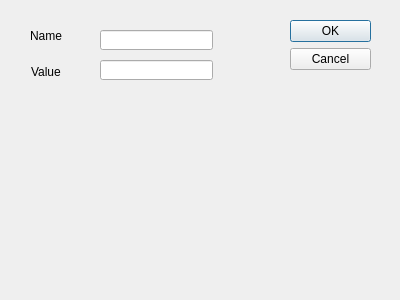
Above: editdialog.ui from s94285/SPICE before the change. Below: the same form after it.
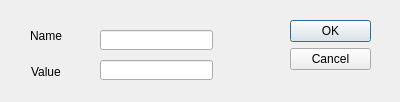
That is the form after the change.

```diff
--- a/editdialog.ui
+++ b/editdialog.ui
@@ -7,7 +7,7 @@
     <x>0</x>
     <y>0</y>
     <width>400</width>
-    <height>300</height>
+    <height>102</height>
    </rect>
   </property>
   <property name="windowTitle">
@@ -19,7 +19,7 @@
      <x>290</x>
      <y>20</y>
      <width>81</width>
-     <height>241</height>
+     <height>51</height>
     </rect>
    </property>
    <property name="orientation">
```
Left out of the diff: 4 changed lines with no effect on the pictures.
